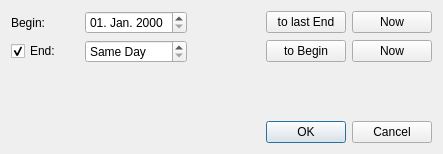
Qt form src/timerangeeditor.ui (pasbi/TiRe) before a commit.
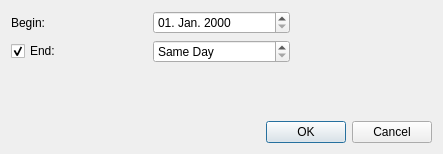
The same form after that commit. Custom widgets are drawn as their Qt base class.

```diff
--- a/src/timerangeeditor.ui
+++ b/src/timerangeeditor.ui
@@ -14,13 +14,6 @@
    <string>Edit Time Range</string>
   </property>
   <layout class="QGridLayout" name="gridLayout">
-   <item row="1" column="4">
-    <widget class="QPushButton" name="pb_end_to_now">
-     <property name="text">
-      <string>Now</string>
-     </property>
-    </widget>
-   </item>
    <item row="1" column="1">
     <widget class="QSpinBox" name="sp_end_offset">
      <property name="specialValueText">
@@ -34,13 +27,6 @@
      </property>
     </widget>
    </item>
-   <item row="1" column="3">
-    <widget class="QPushButton" name="pb_end_to_begin">
-     <property name="text">
-      <string>to Begin</string>
-     </property>
-    </widget>
-   </item>
    <item row="0" column="0">
     <widget class="QLabel" name="label">
      <property name="text">
@@ -58,7 +44,7 @@
    <item row="1" column="2">
     <widget class="TimeEdit" name="te_end" native="true"/>
    </item>
-   <item row="2" column="4">
+   <item row="2" column="0" colspan="3">
     <spacer name="verticalSpacer">
      <property name="orientation">
       <enum>Qt::Orientation::Vertical</enum>
@@ -81,24 +67,10 @@
      </property>
     </widget>
    </item>
-   <item row="0" column="3">
-    <widget class="QPushButton" name="pb_begin_to_last_end">
-     <property name="text">
-      <string>to last End</string>
-     </property>
-    </widget>
-   </item>
    <item row="0" column="2">
     <widget class="TimeEdit" name="te_begin" native="true"/>
    </item>
-   <item row="0" column="4">
-    <widget class="QPushButton" name="pb_begin_to_now">
-     <property name="text">
-      <string>Now</string>
-     </property>
-    </widget>
-   </item>
-   <item row="3" column="3" colspan="2">
+   <item row="3" column="0" colspan="3">
     <widget class="QDialogButtonBox" name="buttonBox">
      <property name="standardButtons">
       <set>QDialogButtonBox::StandardButton::Cancel|QDialogButtonBox::StandardButton::Ok</set>
```
